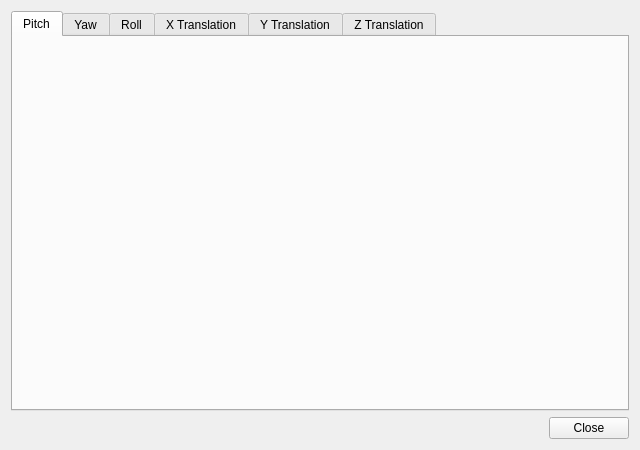
First picture: the form in src/qt_gui/scp_form.ui, repository mavak/linux-track, before the edit.
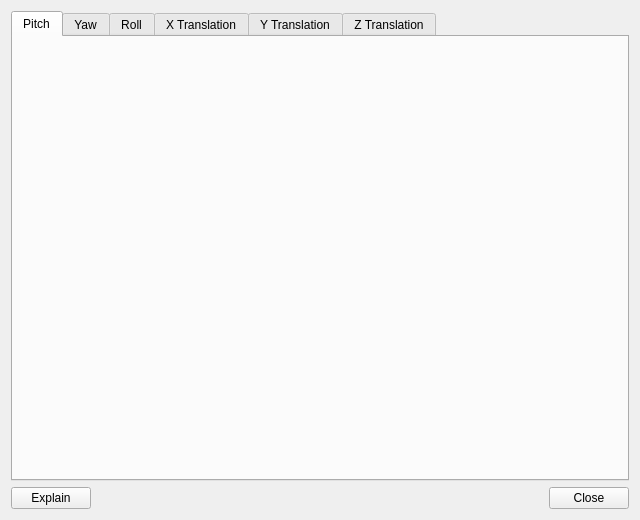
Second picture: the form after the edit.

Diff of the .ui file:
```diff
--- a/src/qt_gui/scp_form.ui
+++ b/src/qt_gui/scp_form.ui
@@ -7,7 +7,7 @@
     <x>0</x>
     <y>0</y>
     <width>640</width>
-    <height>450</height>
+    <height>520</height>
    </rect>
   </property>
   <property name="windowTitle">
@@ -57,6 +57,13 @@
    </item>
    <item>
     <layout class="QHBoxLayout" name="horizontalLayout">
+     <item>
+      <widget class="QPushButton" name="SCPExplainButton">
+       <property name="text">
+        <string>Explain</string>
+       </property>
+      </widget>
+     </item>
      <item>
       <spacer name="horizontalSpacer">
        <property name="orientation">
```
